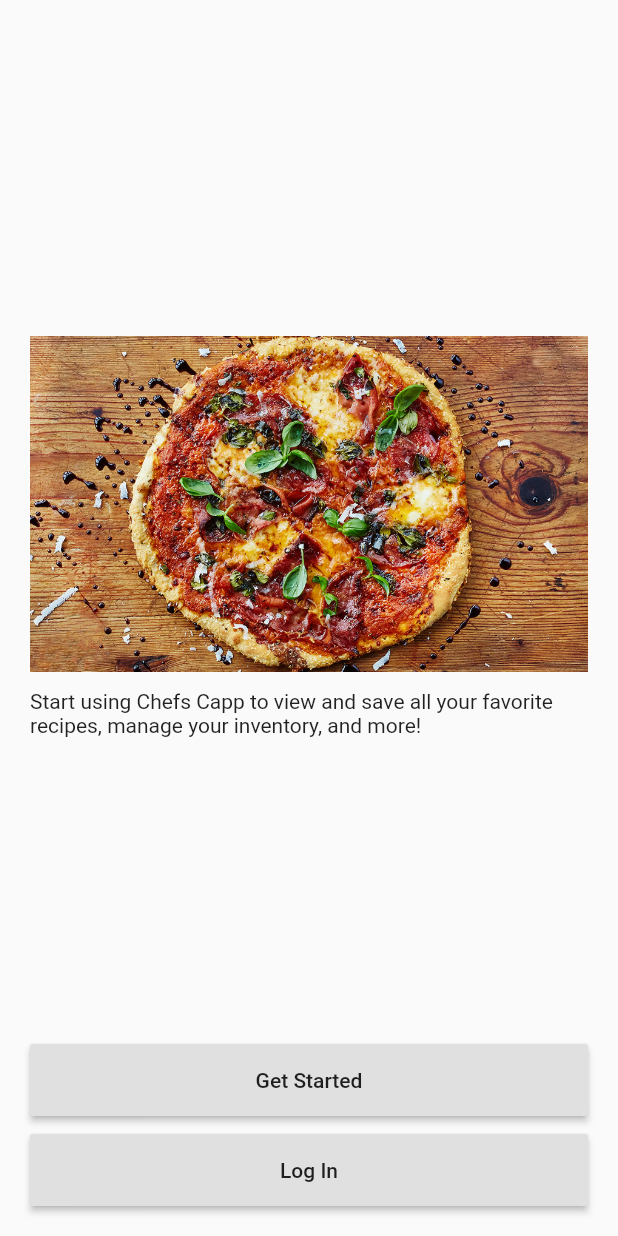
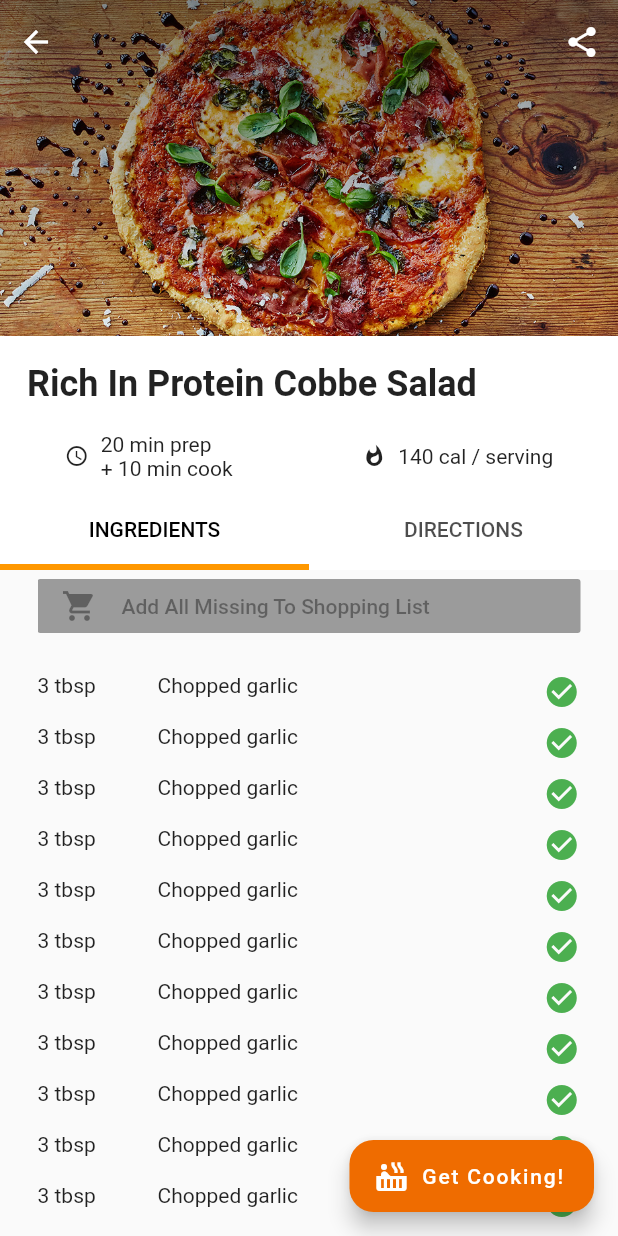
Before and after one commit to FizzyPopp/ChefCapp-Front, a Flutter app: the screen it shows after launch, on a phone screen of 412 x 824 dp. Run offline on Flutter 3.47's test engine with Material 2 defaults, Android fonts, the light colour scheme and no system bars.

Commit message:
Recipe page created (still wip)

```diff
--- a/chef_capp/lib/main.dart
+++ b/chef_capp/lib/main.dart
@@ -4,8 +4,9 @@ import 'package:chef_capp/app.dart';
 import 'package:chef_capp/tabs.dart';
 
 import 'package:chef_capp/recipe_homepage.dart';
+import 'package:chef_capp/recipe_overview.dart';
 
-void main() => runApp(MyApp());
+void main() => runApp(TestApp());
 
 class MyApp extends StatelessWidget {
   final appTitle = 'Chef Capp';
@@ -24,6 +25,20 @@ class MyApp extends StatelessWidget {
     );
   }
 }
+
+class TestApp extends StatelessWidget {
+  @override
+  Widget build(BuildContext context) {
+    return MaterialApp(
+      color: Colors.orange[800],
+      initialRoute: '/',
+      routes: {
+        '/': (context) => RecipeOverview(),
+      },
+    );
+  }
+}
+
 
 class Onboarding extends StatelessWidget {
   @override
@@ -84,64 +99,3 @@ class Onboarding extends StatelessWidget {
     );
   }
 }
-
-/*
-class MyApp extends StatelessWidget {
-  final appTitle = 'Chef Capp';
-
-  List<RecipeCard> _buildGridCards(int count) {
-    List<RecipeCard> cards = List.generate(
-      count,
-        (int index) => RecipeCard()
-    );
-
-    return cards;
-  }
-
-  @override
-  Widget build(BuildContext context) {
-    return MaterialApp(
-      title: appTitle,
-      home: DefaultTabController(
-        length: 3,
-        child: Scaffold(
-          body: CustomScrollView(
-            slivers: <Widget>[
-              SliverAppBar(
-                //expandedHeight: 200.0,
-                floating: true,
-                pinned: false,
-                actions: <Widget>[
-                  IconButton(
-                    icon: Icon(
-                      Icons.search,
-                      semanticLabel: 'search',
-                    ),
-                    onPressed: () {
-                      print('Search Button');
-                    },
-                  ),
-                  IconButton(
-                    icon: Icon(
-                      Icons.tune,
-                      semanticLabel: 'filter',
-                    ),
-                    onPressed: () {
-                      print('Filter Button');
-                    },
-                  ),
-                ],
-                bottom: MainTabs(),
-              ),
-              SliverGrid.extent(
-                children: _buildGridCards(10),
-                maxCrossAxisExtent: 200.0,
-              ),
-            ],
-          ),
-        ),
-      ),
-    );
-  }
-}
-*/
--- a/chef_capp/lib/recipe_homepage.dart
+++ b/chef_capp/lib/recipe_homepage.dart
@@ -64,7 +64,7 @@ class RecipeHomePage extends StatelessWidget {
           child: ListView(
             padding: EdgeInsets.symmetric(horizontal: horizontalCardPadding),
             scrollDirection: Axis.horizontal,
-            children: buildWidgetList(5, HeroRecipeCard()),
+            children: buildWidgetList(5, HeroCard()),
           ),
         ),
         Container(
@@ -152,7 +152,7 @@ class RecipeHomePage extends StatelessWidget {
   }
 }
 
-class HeroRecipeCard extends StatelessWidget {
+class HeroCard extends StatelessWidget {
 
   @override
   Widget build(BuildContext context) {
@@ -266,6 +266,80 @@ class HeroRecipeCard extends StatelessWidget {
   }
 }
 
+class FullRecipeCard extends StatelessWidget {
+
+  @override
+  Widget build(BuildContext context) {
+    return Container(
+      height: 140,
+      padding: EdgeInsets.symmetric(horizontal: heroCardMargins * 2,),
+      child: Card(
+        clipBehavior: Clip.antiAlias,
+        margin: EdgeInsets.all(heroCardMargins),
+        child: Row(
+          children: <Widget>[
+            AspectRatio(
+              aspectRatio: 7 / 6,
+              child: Image.asset(
+                'assets/food.jpg',
+                fit: BoxFit.cover,
+              ),
+            ),
+            Expanded(
+              child: Container(
+                padding: EdgeInsets.all(8),
+                child: Column(
+                  mainAxisAlignment: MainAxisAlignment.spaceBetween,
+                  children: <Widget>[
+                    Text(
+                    'Cold Noodles With Peanut Butter Sauce',
+                    style: TextStyle(
+                      fontSize: 16,
+                    ),
+                  ),
+                    Row(
+                      children: <Widget>[
+                        Row(
+                          children: <Widget>[
+                            Icon(
+                              Icons.access_time,
+                              size: 16,
+                            ),
+                            SizedBox(width: 5.0),
+                            Text('20 min'),
+                          ],
+                        ),
+                        SizedBox(width: 16.0),
+                        Row(
+                          children: <Widget>[
+                            Icon(
+                              Icons.whatshot,
+                              size: 16,
+                            ),
+                            SizedBox(width: 5.0),
+                            Text('345 cal'),
+                          ],
+                        ),
+                      ],
+                    ),
+                    RecipeTag(
+                                    text: 'all ingredients on hand',
+                                    colors: <Color> [
+                                      Colors.lightBlue[400],
+                                      Colors.green,
+                                    ],
+                                  ),
+                  ],
+                ),
+              ),
+            ),
+          ],
+        ),
+      ),
+    );
+  }
+}
+
 class MiniRecipeCard extends StatelessWidget {
 
   @override
@@ -292,29 +366,9 @@ class MiniRecipeCard extends StatelessWidget {
                 style: TextStyle(
                   fontSize: 16,
                 ),
-              )
+              ),
             ),
           ],
-        ),
-      ),
-    );
-  }
-}
-
-class FullRecipeCard extends StatelessWidget {
-
-  @override
-  Widget build(BuildContext context) {
-    return Container(
-      padding: EdgeInsets.zero,
-      child: Card(
-        margin: EdgeInsets.symmetric(
-          horizontal: heroCardMargins * 3,
-          vertical: heroCardMargins,
-        ),
-        color: Colors.greenAccent,
-        child: SizedBox(
-          height: 160,
         ),
       ),
     );
@@ -379,12 +433,3 @@ class RecipeTag extends StatelessWidget {
     );
   }
 }
-
-
-/*
-
-new Center(
-        child: Icon(Icons.fastfood, size: 150, color: Colors.brown),
-      ),
-
- */
--- /dev/null
+++ b/chef_capp/lib/recipe_overview.dart
@@ -0,0 +1,415 @@
+import 'package:flutter/material.dart';
+
+class RecipeOverview extends StatelessWidget {
+  @override
+  Widget build(BuildContext context) {
+    return DefaultTabController(
+      length: 2,
+      child: Scaffold(
+        floatingActionButton: FloatingActionButton.extended(
+          backgroundColor: Colors.orange[800],
+          onPressed: () {
+            print('Get Cooking!');
+          },
+          icon: Icon(Icons.hot_tub),
+          label: Text('Get Cooking!'),
+          shape: RoundedRectangleBorder(
+              borderRadius: BorderRadius.all(Radius.circular(16.0))),
+        ),
+        floatingActionButtonLocation: FloatingActionButtonLocation.endFloat,
+        body: SafeArea(
+          top: false,
+          child: NestedScrollView(
+            headerSliverBuilder:
+                (BuildContext context, bool innerBoxIsScrolled) {
+              return <Widget>[
+                SliverAppBar(
+                  backgroundColor: Colors.white,
+                  expandedHeight: 380.0,
+                  flexibleSpace: FlexibleSpaceBar(
+                    centerTitle: true,
+                    //titlePadding: EdgeInsets.only(left: 18, bottom: 16),
+                    background: Container(
+                      padding: EdgeInsets.only(bottom: 150.0),
+                      child: ShaderMask(
+                        shaderCallback: (rect) {
+                          return LinearGradient(
+                            begin: Alignment.topCenter,
+                            end: Alignment.bottomCenter,
+                            colors: [Colors.black45, Colors.transparent],
+                          ).createShader(
+                              Rect.fromLTRB(0, 0, rect.width, rect.height));
+                        },
+                        blendMode: BlendMode.srcATop,
+                        child: Image.asset(
+                          'assets/food.jpg',
+                          fit: BoxFit.cover,
+                        ),
+                      ),
+                    ),
+                  ),
+                  actions: <Widget>[
+                    Expanded(
+                      child: Row(
+                        mainAxisAlignment: MainAxisAlignment.spaceBetween,
+                        children: <Widget>[
+                          BackButton(),
+                          IconButton(
+                            icon: const Icon(Icons.share),
+                            tooltip: 'Add new entry',
+                            onPressed: () {
+                              /* ... */
+                            },
+                          ),
+                        ],
+                      ),
+                    ),
+                  ],
+                  bottom: RecipeTitle(),
+                ),
+              ];
+            },
+            body: TabBarView(children: <Widget>[
+              IngredientsOverview(),
+              DirectionsOverview(),
+            ]),
+          ),
+        ),
+      ),
+    );
+  }
+}
+
+class RecipeTitle extends StatelessWidget with PreferredSizeWidget {
+  @override
+  Widget build(BuildContext context) {
+    return Container(
+      decoration: BoxDecoration(
+        color: Colors.white,
+      ),
+      child: Column(
+        crossAxisAlignment: CrossAxisAlignment.start,
+        children: <Widget>[
+          Container(
+            padding: EdgeInsets.symmetric(horizontal: 18.0, vertical: 18.0),
+            child: Text(
+              'Rich In Protein Cobbe Salad',
+              style: TextStyle(
+                fontSize: 24.0,
+                fontWeight: FontWeight.bold,
+              ),
+            ),
+          ),
+          Row(
+            mainAxisAlignment: MainAxisAlignment.spaceAround,
+            children: <Widget>[
+              Row(
+                children: <Widget>[
+                  Icon(
+                    Icons.access_time,
+                    size: 16.0,
+                  ),
+                  SizedBox(width: 8.0),
+                  Column(
+                    crossAxisAlignment: CrossAxisAlignment.start,
+                    children: <Widget>[
+                      Text('20 min prep'),
+                      Text('+ 10 min cook')
+                    ],
+                  )
+                ],
+              ),
+              Row(
+                children: <Widget>[
+                  Icon(
+                    Icons.whatshot,
+                    size: 16.0,
+                  ),
+                  SizedBox(width: 8.0),
+                  Text('140 cal / serving'),
+                ],
+              ),
+            ],
+          ),
+          SizedBox(height: 10.0,),
+          TabBar(
+            labelColor: Colors.black,
+            indicatorColor: Colors.orange,
+            indicatorWeight: 4,
+            tabs: <Widget>[
+              Tab(
+                text: 'INGREDIENTS',
+              ),
+              Tab(
+                text: 'DIRECTIONS',
+              ),
+            ],
+          ),
+        ],
+      ),
+    );
+  }
+
+  @override
+  Size get preferredSize => Size.fromHeight(150);
+}
+
+/*
+Scaffold(
+              appBar: AppBar(
+                title: Row(
+                      crossAxisAlignment: CrossAxisAlignment.center,
+                      mainAxisAlignment: MainAxisAlignment.spaceAround,
+                      children: <Widget>[
+                        Row(
+                          crossAxisAlignment: CrossAxisAlignment.center,
+                          mainAxisAlignment: MainAxisAlignment.center,
+                          children: <Widget>[
+                            Icon(
+                              Icons.access_time,
+                              color: Colors.black,
+                              size: 18,
+                            ),
+                            SizedBox(width: 8,),
+                            Column(
+                              mainAxisAlignment: MainAxisAlignment.center,
+                              crossAxisAlignment: CrossAxisAlignment.start,
+                              children: <Widget>[
+                                Text(
+                                  '20 min prep',
+                                  style: TextStyle(
+                                    color: Colors.black,
+                                    fontSize: 16,
+                                    fontWeight: FontWeight.normal,
+                                  ),
+                                ),
+                                Text(
+                                  '+ 10 min cook',
+                                  style: TextStyle(
+                                    color: Colors.black,
+                                    fontSize: 16,
+                                    fontWeight: FontWeight.normal,
+                                  ),
+                                ),
+                              ],
+                            ),
+                          ],
+                        ),
+                        Row(
+                          children: <Widget>[
+                            Icon(
+                              Icons.people_outline,
+                              color: Colors.black,
+                              size: 18,
+                            ),
+                            SizedBox(width: 8,),
+                            Text(
+                              'Serves two',
+                              style: TextStyle(
+                                    color: Colors.black,
+                                    fontSize: 16,
+                                    fontWeight: FontWeight.normal,
+                                  ),
+                            ),
+                          ],
+                        ),
+                      ],
+                    ),
+                backgroundColor: Colors.white,
+                bottom: TabBar(
+                      labelColor: Colors.black,
+                      indicatorColor: Colors.orange[800],
+                      tabs: <Widget>[
+                        Tab(
+                          text: 'INGREDIENTS',
+                        ),
+                        Tab(
+                          text: 'DIRECTIONS',
+                        ),
+                      ],
+                    ),
+              ),
+              body: TabBarView(children: <Widget>[
+                IngredientsOverview(),
+                DirectionsOverview(),
+              ]),
+            ),
+*/
+
+class IngredientsOverview extends StatelessWidget {
+  @override
+  Widget build(BuildContext context) {
+    return Container(
+      padding: EdgeInsets.symmetric(horizontal: 25.0),
+      child: ListView(
+        children: <Widget>[
+          RaisedButton(
+            child: Row(
+              children: <Widget>[
+                Icon(Icons.shopping_cart),
+                SizedBox(width: 16.0),
+                Text('Add All Missing To Shopping List'),
+              ],
+            ),
+            onPressed: null,
+          ),
+          SizedBox(height: 16),
+          Table(
+            //border: TableBorder.all(),
+            columnWidths: {
+              0: FixedColumnWidth(80.0),
+              2: FixedColumnWidth(25.0),
+            },
+            children: [
+              TableRow(children: [
+                IngredientTableQuantity(),
+                IngredientTableTitle(),
+                IngredientTableLabel(),
+              ]),
+              TableRow(children: [
+                IngredientTableQuantity(),
+                IngredientTableTitle(),
+                IngredientTableLabel(),
+              ]),
+              TableRow(children: [
+                IngredientTableQuantity(),
+                IngredientTableTitle(),
+                IngredientTableLabel(),
+              ]),
+              TableRow(children: [
+                IngredientTableQuantity(),
+                IngredientTableTitle(),
+                IngredientTableLabel(),
+              ]),
+              TableRow(children: [
+                IngredientTableQuantity(),
+                IngredientTableTitle(),
+                IngredientTableLabel(),
+              ]),
+              TableRow(children: [
+                IngredientTableQuantity(),
+                IngredientTableTitle(),
+                IngredientTableLabel(),
+              ]),
+              TableRow(children: [
+                IngredientTableQuantity(),
+                IngredientTableTitle(),
+                IngredientTableLabel(),
+              ]),
+              TableRow(children: [
+                IngredientTableQuantity(),
+                IngredientTableTitle(),
+                IngredientTableLabel(),
+              ]),
+              TableRow(children: [
+                IngredientTableQuantity(),
+                IngredientTableTitle(),
+                IngredientTableLabel(),
+              ]),
+              TableRow(children: [
+                IngredientTableQuantity(),
+                IngredientTableTitle(),
+                IngredientTableLabel(),
+              ]),
+              TableRow(children: [
+                IngredientTableQuantity(),
+                IngredientTableTitle(),
+                IngredientTableLabel(),
+              ]),
+              TableRow(children: [
+                IngredientTableQuantity(),
+                IngredientTableTitle(),
+                IngredientTableLabel(),
+              ]),
+              TableRow(children: [
+                IngredientTableQuantity(),
+                IngredientTableTitle(),
+                IngredientTableLabel(),
+              ]),
+              TableRow(children: [
+                IngredientTableQuantity(),
+                IngredientTableTitle(),
+                IngredientTableLabel(),
+              ]),
+              TableRow(children: [
+                IngredientTableQuantity(),
+                IngredientTableTitle(),
+                IngredientTableLabel(),
+              ]),
+              TableRow(children: [
+                IngredientTableQuantity(),
+                IngredientTableTitle(),
+                IngredientTableLabel(),
+              ]),
+              TableRow(children: [
+                IngredientTableQuantity(),
+                IngredientTableTitle(),
+                IngredientTableLabel(),
+              ]),
+              TableRow(children: [
+                IngredientTableQuantity(),
+                IngredientTableTitle(),
+                IngredientTableLabel(),
+              ]),
+              TableRow(children: [
+                IngredientTableQuantity(),
+                IngredientTableTitle(),
+                IngredientTableLabel(),
+              ]),
+              TableRow(children: [
+                IngredientTableQuantity(),
+                IngredientTableTitle(),
+                IngredientTableLabel(),
+              ]),
+            ],
+          ),
+          SizedBox(
+            height: 80,
+          )
+        ],
+      ),
+    );
+  }
+}
+
+class DirectionsOverview extends StatelessWidget {
+  @override
+  Widget build(BuildContext context) {
+    return Container();
+  }
+}
+
+const tableVerticalPadding = 5.0;
+
+class IngredientTableQuantity extends StatelessWidget {
+  @override
+  Widget build(BuildContext context) {
+    return Container(
+      padding: EdgeInsets.symmetric(vertical: tableVerticalPadding),
+      child: Text('3 tbsp'),
+    );
+  }
+}
+
+class IngredientTableTitle extends StatelessWidget {
+  @override
+  Widget build(BuildContext context) {
+    return Container(
+      padding: EdgeInsets.symmetric(vertical: tableVerticalPadding),
+      child: Text('Chopped garlic'),
+    );
+  }
+}
+
+class IngredientTableLabel extends StatelessWidget {
+  @override
+  Widget build(BuildContext context) {
+    return Container(
+      padding: EdgeInsets.symmetric(vertical: tableVerticalPadding),
+      child: Icon(
+        Icons.check_circle,
+        color: Colors.green,
+      ),
+    );
+  }
+}
```
